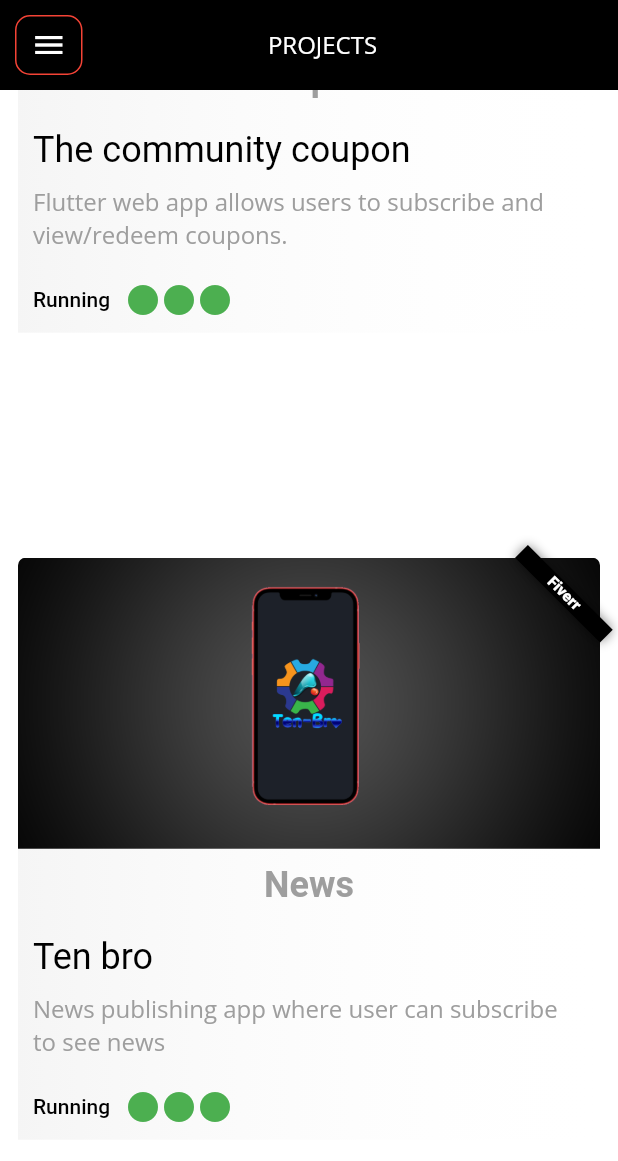
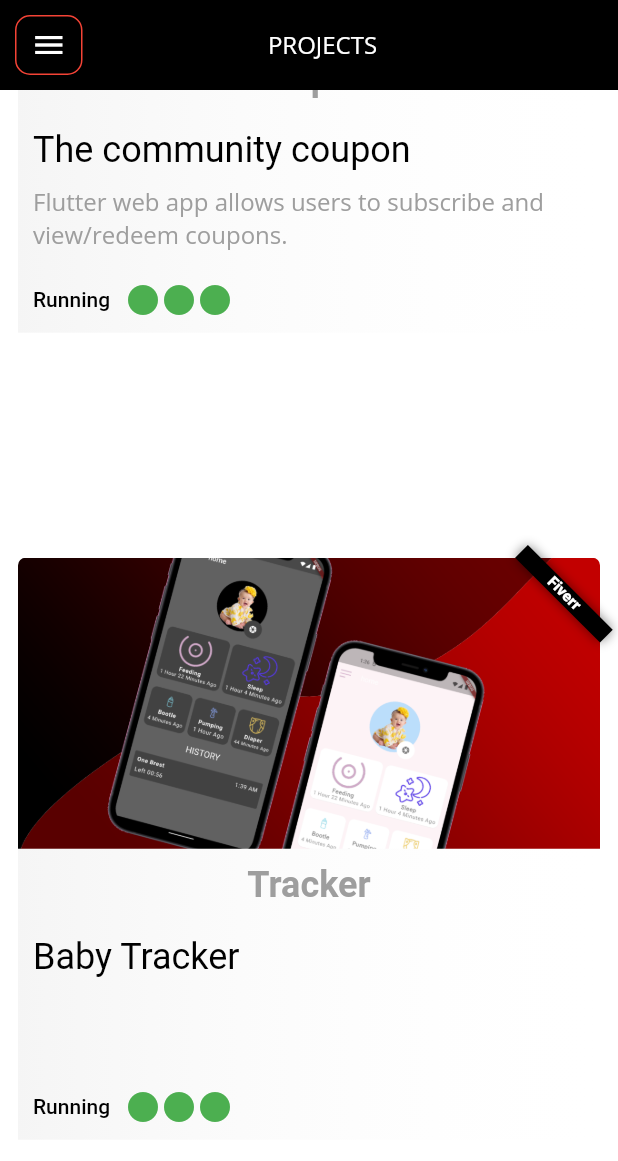
Before and after one commit to farmanullahQAU/my-portfolio, a Flutter app: the ProjectView screen opened by its route, scrolled down 3456 dp, on a phone screen of 412 x 824 dp. Shown: the top 1161 px of the screen. Run offline on Flutter 3.47's test engine with Material 2 defaults, Android fonts, the phone set to English and light mode, and no system bars; our stand-ins replace cloud_firestore, firebase_core, flutter_staggered_animations, font_awesome_flutter, get, get_storage and 3 more; missing offline and left inert: pdf_render; accounts and stored records are empty; statements that could not run were skipped.

Commit message:
baby tracker app added

```diff
--- a/lib/assets_path.dart
+++ b/lib/assets_path.dart
@@ -17,6 +17,8 @@
 
  const couponWebAppBannerPath="assets/images/banner_coupon_web.png";
 
+ const babyTrackerBannerPath="assets/images/banner_babytracker.png";
+
  const propertyChowkAppBannerPath="assets/images/banner_property_chowk.png";
 
  const tenbroAppBannerPath="assets/images/banner_tenbro.png";
--- a/lib/views/about/about_view.dart
+++ b/lib/views/about/about_view.dart
@@ -334,7 +334,7 @@ class About extends GetView<AboutViewController> {
                           tenPxheightSizedBox
                         ],
                       ),
-                      description,
+                      fypdescription,
                    const SizedBox(height: 100,),
 
                       Column(
--- a/lib/views/projects/projects_controller.dart
+++ b/lib/views/projects/projects_controller.dart
@@ -91,6 +91,16 @@ Project(
 
   assetPath:couponWebAppBannerPath,description: couponProjectDescription),
 
+
+  Project(
+  status: false,
+  projectCategory: "Tracker",
+  name: "Baby Tracker",
+
+  projectType: ProjectTypes.fiverr,
+
+  assetPath: babyTrackerBannerPath),
+
    Project(
     status: false,
   projectCategory: "News",
--- a/lib/views/projects/projects_view.dart
+++ b/lib/views/projects/projects_view.dart
@@ -269,7 +269,7 @@ Align(
                 const SizedBox(height: 20,),
                     Text(project.name,style: TextStyles.heading5?.copyWith(color: Colors.black)),
                     const SizedBox(height: 10,),
-                   Expanded(child: Text(project.description!,style: TextStyles.subtitle1?.copyWith(color:Colors.grey),textAlign: TextAlign.start,)),
+                   Expanded(child: Text(project.description??"",style: TextStyles.subtitle1?.copyWith(color:Colors.grey),textAlign: TextAlign.start,)),
 
 
 //completed or running status row
```
Also changed, not shown: assets/images/banner_babytracker.png (added), 1 other file.
